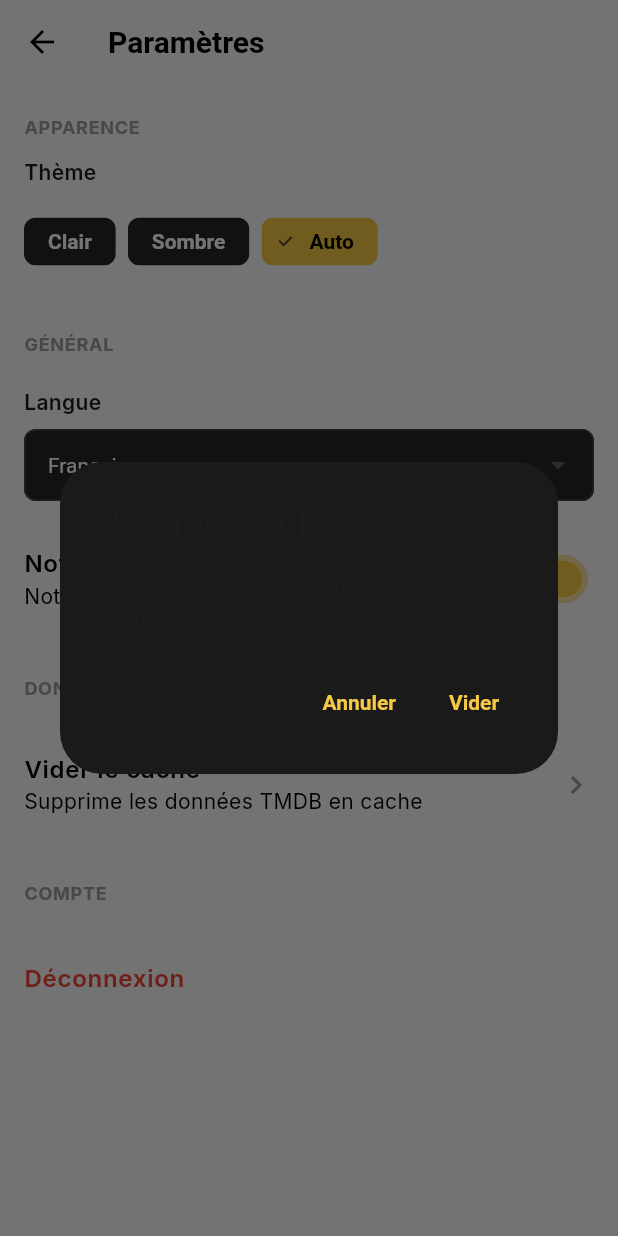
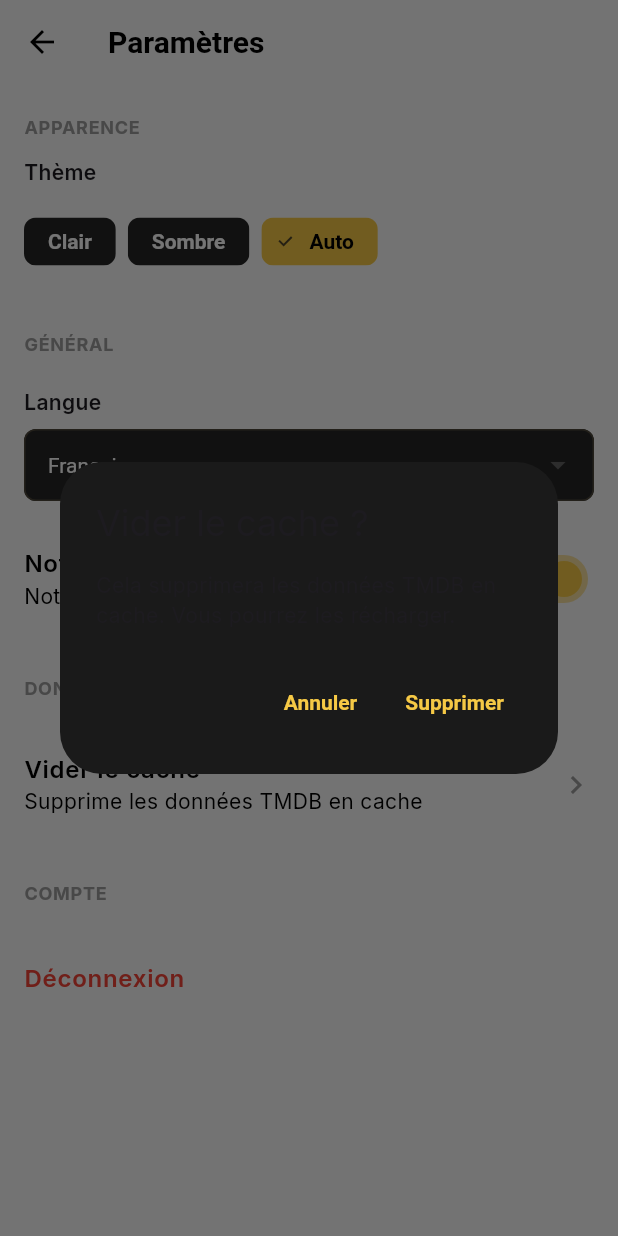
Before and after one commit to Mehdi-F/showtime, a Flutter app: the SettingsScreen screen opened directly, after a tap on "Vider le cache", on a phone screen of 412 x 824 dp. Run offline on Flutter 3.47's test engine with Material 3 defaults, Android fonts, the phone set to English and light mode, and no system bars; our stand-ins replace cached_network_image, cloud_firestore, confetti, csv, file_picker, firebase_auth and 3 more; missing offline and left inert: dart:html; accounts and stored records are empty; statements that could not run were skipped.

Commit message:
Implement multi-language localization system (FR/EN)
New features:
- AppStrings: Centralized translation keys with FR and EN translations
- LocalizationContext: BuildContext extensions for easy translation access (tr/watchTr)
- Updated screens: HomeShell, SettingsScreen now fully localized
- Dynamic language switching: UI updates in real-time when language changes

Translations include:
- Navigation labels
- Settings screens (theme, language, notifications, account)
- Common UI elements (buttons, dialogs, etc.)
- Series and Films screens (partial)

Language changes persist via SharedPreferences through SettingsProvider.

Co-Authored-By: Claude Haiku 4.5 <noreply@anthropic.com>
Claude-Session: https://claude.ai/code/session_01SrEvfAPoxrYNYeWHb1JBwJ

```diff
--- /dev/null
+++ b/lib/l10n/localization_context.dart
@@ -0,0 +1,23 @@
+import 'package:flutter/material.dart';
+import 'package:provider/provider.dart';
+import '../providers/settings_provider.dart';
+import 'app_strings.dart';
+
+extension LocalizationContext on BuildContext {
+  /// Get the current language from SettingsProvider
+  String get currentLanguage {
+    final settings = read<SettingsProvider>();
+    return settings.language;
+  }
+
+  /// Translate a key using the current language setting
+  String tr(String key) {
+    return AppStrings.get(key, language: currentLanguage);
+  }
+
+  /// Watch language changes and rebuild
+  String watchTr(String key) {
+    final settings = watch<SettingsProvider>();
+    return AppStrings.get(key, language: settings.language);
+  }
+}
--- a/lib/screens/settings_screen.dart
+++ b/lib/screens/settings_screen.dart
@@ -3,6 +3,7 @@ import 'package:provider/provider.dart';
 import '../providers/auth_provider.dart';
 import '../providers/settings_provider.dart';
 import '../theme/app_theme.dart';
+import '../l10n/localization_context.dart';
 
 class SettingsScreen extends StatelessWidget {
   const SettingsScreen({super.key});
@@ -11,22 +12,22 @@ class SettingsScreen extends StatelessWidget {
   Widget build(BuildContext context) {
     return Scaffold(
       appBar: AppBar(
-        title: const Text('Paramètres'),
+        title: Text(context.tr('settings.title')),
         leading: IconButton(icon: const Icon(Icons.arrow_back), onPressed: () => Navigator.pop(context)),
       ),
       body: ListView(
         children: [
-          _buildSection('Apparence', [
+          _buildSection(context.tr('settings.appearance'), [
             _buildThemeOption(context),
           ]),
-          _buildSection('Général', [
+          _buildSection(context.tr('settings.general'), [
             _buildLanguageOption(context),
             _buildNotificationsOption(context),
           ]),
-          _buildSection('Données', [
+          _buildSection(context.tr('settings.data'), [
             _buildCacheTile(context),
           ]),
-          _buildSection('Compte', [
+          _buildSection(context.tr('settings.account'), [
             _buildLogoutTile(context),
           ]),
         ],
@@ -62,17 +63,17 @@ class SettingsScreen extends StatelessWidget {
         builder: (context, settings, _) => Column(
           crossAxisAlignment: CrossAxisAlignment.start,
           children: [
-            const Text('Thème', style: TextStyle(fontWeight: FontWeight.w600, fontSize: 14)),
+            Text(context.tr('settings.theme'), style: const TextStyle(fontWeight: FontWeight.w600, fontSize: 14)),
             const SizedBox(height: 12),
             SingleChildScrollView(
               scrollDirection: Axis.horizontal,
               child: Row(
                 children: [
-                  _buildThemeChip(context, AppThemeMode.light, 'Clair', settings.themeMode == AppThemeMode.light),
+                  _buildThemeChip(context, AppThemeMode.light, context.tr('settings.themeLight'), settings.themeMode == AppThemeMode.light),
                   const SizedBox(width: 8),
-                  _buildThemeChip(context, AppThemeMode.dark, 'Sombre', settings.themeMode == AppThemeMode.dark),
+                  _buildThemeChip(context, AppThemeMode.dark, context.tr('settings.themeDark'), settings.themeMode == AppThemeMode.dark),
                   const SizedBox(width: 8),
-                  _buildThemeChip(context, AppThemeMode.auto, 'Auto', settings.themeMode == AppThemeMode.auto),
+                  _buildThemeChip(context, AppThemeMode.auto, context.tr('settings.themeAuto'), settings.themeMode == AppThemeMode.auto),
                 ],
               ),
             ),
@@ -105,13 +106,13 @@ class SettingsScreen extends StatelessWidget {
         builder: (context, settings, _) => Column(
           crossAxisAlignment: CrossAxisAlignment.start,
           children: [
-            const Text('Langue', style: TextStyle(fontWeight: FontWeight.w600, fontSize: 14)),
+            Text(context.tr('settings.language'), style: const TextStyle(fontWeight: FontWeight.w600, fontSize: 14)),
             const SizedBox(height: 8),
             DropdownButtonFormField<String>(
               value: settings.language,
-              items: const [
-                DropdownMenuItem(value: 'fr', child: Text('Français')),
-                DropdownMenuItem(value: 'en', child: Text('English')),
+              items: [
+                DropdownMenuItem(value: 'fr', child: Text(settings.language == 'fr' ? 'Français' : 'French')),
+                DropdownMenuItem(value: 'en', child: Text(settings.language == 'en' ? 'English' : 'Anglais')),
               ],
               onChanged: (value) {
                 if (value != null) {
@@ -137,8 +138,8 @@ class SettingsScreen extends StatelessWidget {
       padding: const EdgeInsets.symmetric(horizontal: 16, vertical: 8),
       child: Consumer<SettingsProvider>(
         builder: (context, settings, _) => SwitchListTile(
-          title: const Text('Notifications', style: TextStyle(fontWeight: FontWeight.w600)),
-          subtitle: const Text('Notifications pour les nouveaux épisodes'),
+          title: Text(context.tr('settings.notifications'), style: const TextStyle(fontWeight: FontWeight.w600)),
+          subtitle: Text(context.tr('settings.notificationsDesc')),
           value: settings.enableNotifications,
           onChanged: (value) => context.read<SettingsProvider>().setEnableNotifications(value),
           activeColor: AppColors.accent,
@@ -152,8 +153,8 @@ class SettingsScreen extends StatelessWidget {
     return Padding(
       padding: const EdgeInsets.symmetric(horizontal: 16, vertical: 8),
       child: ListTile(
-        title: const Text('Vider le cache', style: TextStyle(fontWeight: FontWeight.w600)),
-        subtitle: const Text('Supprime les données TMDB en cache'),
+        title: Text(context.tr('settings.clearCache'), style: const TextStyle(fontWeight: FontWeight.w600)),
+        subtitle: Text(context.tr('settings.clearCacheDesc')),
         trailing: const Icon(Icons.chevron_right, color: AppColors.textSecondary),
         contentPadding: EdgeInsets.zero,
         onTap: () => _showClearCacheDialog(context),
@@ -165,7 +166,7 @@ class SettingsScreen extends StatelessWidget {
     return Padding(
       padding: const EdgeInsets.symmetric(horizontal: 16, vertical: 8),
       child: ListTile(
-        title: const Text('Déconnexion', style: TextStyle(fontWeight: FontWeight.w600, color: Colors.red)),
+        title: Text(context.tr('settings.logout'), style: const TextStyle(fontWeight: FontWeight.w600, color: Colors.red)),
         contentPadding: EdgeInsets.zero,
         onTap: () => _showLogoutDialog(context),
       ),
@@ -177,18 +178,18 @@ class SettingsScreen extends StatelessWidget {
       context: context,
       builder: (context) => AlertDialog(
         backgroundColor: AppColors.surface,
-        title: const Text('Vider le cache ?'),
-        content: const Text('Cela supprimera les données TMDB en cache. Vous pourrez les récharger.'),
+        title: Text(context.tr('settings.clearCacheConfirm')),
+        content: Text(context.tr('settings.clearCacheConfirmDesc')),
         actions: [
-          TextButton(onPressed: () => Navigator.pop(context), child: const Text('Annuler')),
+          TextButton(onPressed: () => Navigator.pop(context), child: Text(context.tr('common.cancel'))),
           TextButton(
             onPressed: () {
               context.read<SettingsProvider>().clearCache();
               Navigator.pop(context);
               ScaffoldMessenger.of(context)
-                  .showSnackBar(const SnackBar(content: Text('Cache vidé'), duration: Duration(seconds: 2)));
+                  .showSnackBar(SnackBar(content: Text(context.tr('settings.cacheClear')), duration: const Duration(seconds: 2)));
             },
-            child: const Text('Vider'),
+            child: Text(context.tr('common.delete')),
           ),
         ],
       ),
@@ -200,16 +201,16 @@ class SettingsScreen extends StatelessWidget {
       context: context,
       builder: (context) => AlertDialog(
         backgroundColor: AppColors.surface,
-        title: const Text('Déconnexion ?'),
-        content: const Text('Vous allez être déconnecté de votre compte.'),
+        title: Text(context.tr('settings.logoutConfirm')),
+        content: Text(context.tr('settings.logoutDesc')),
         actions: [
-          TextButton(onPressed: () => Navigator.pop(context), child: const Text('Annuler')),
+          TextButton(onPressed: () => Navigator.pop(context), child: Text(context.tr('common.cancel'))),
           TextButton(
             onPressed: () {
               context.read<AuthProvider>().signOut();
               Navigator.pop(context);
             },
-            child: const Text('Déconnexion', style: TextStyle(color: Colors.red)),
+            child: Text(context.tr('settings.logout'), style: const TextStyle(color: Colors.red)),
           ),
         ],
       ),
```
Also changed, not shown: lib/l10n/app_strings.dart (added, +176 -0 lines), lib/screens/home_shell.dart (+9 -12 lines).
